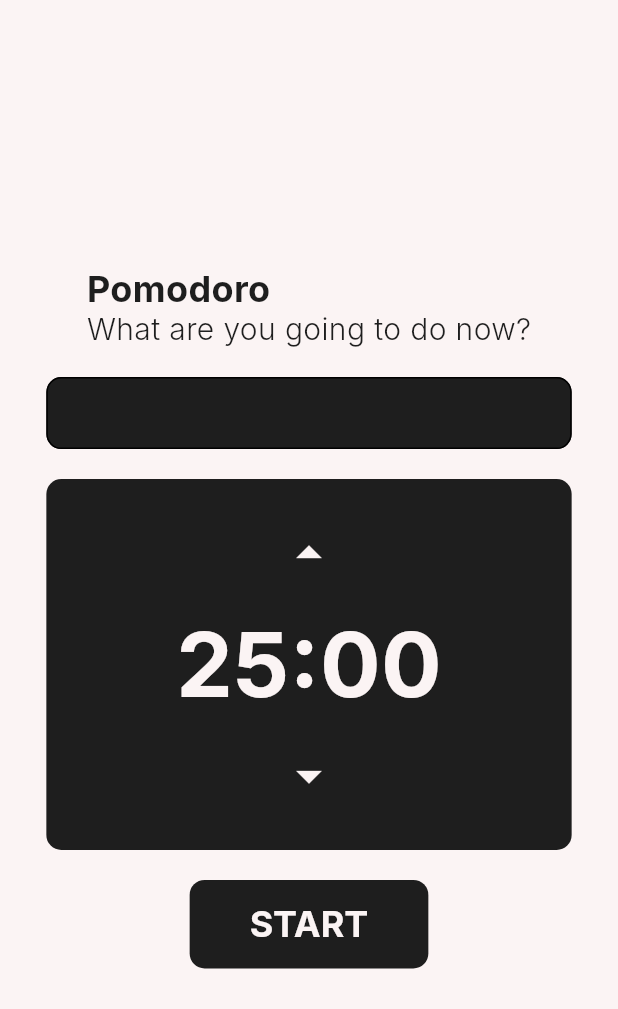
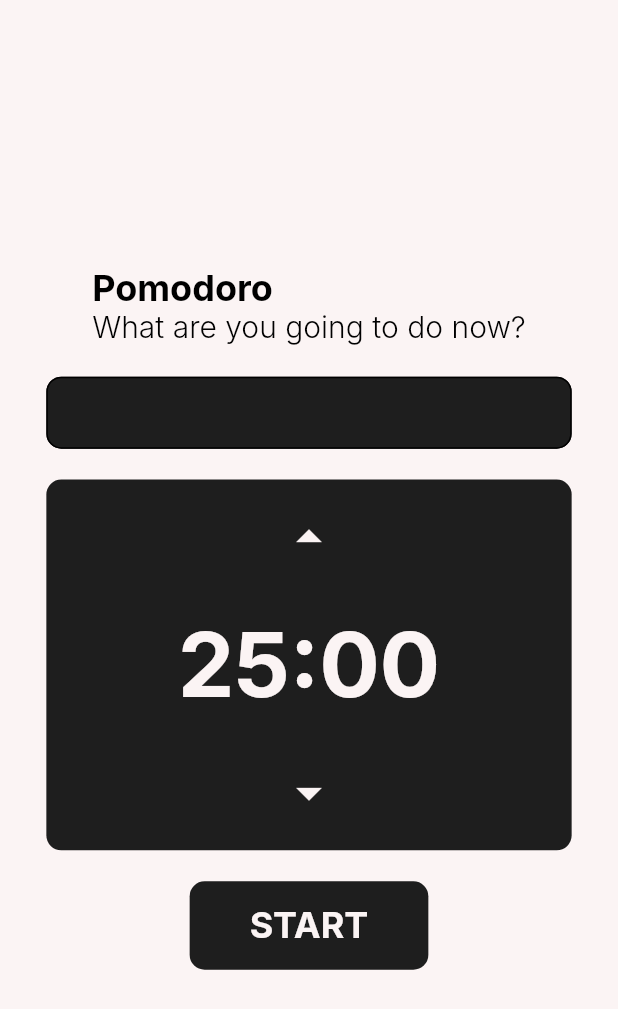
Before and after one commit to NotoSgnikusnsi/flutter-pomodoro, a Flutter app: the screen it shows after launch, on a phone screen of 412 x 824 dp. Shown: the top 1009 px of the screen. Run offline on Flutter 3.47's test engine with Material 3 defaults, Android fonts, the phone set to English and light mode, and no system bars; Roboto replaces fonts that are missing (Inter).

Commit message:
ref: 重複する処理やスタイルをまとめる。

```diff
--- a/lib/home_page.dart
+++ b/lib/home_page.dart
@@ -1,6 +1,7 @@
 import 'dart:async';
 
 import 'package:flutter/material.dart';
+import 'package:flutter_pomodoro/padding.dart';
 
 class HomePage extends StatelessWidget {
   const HomePage({super.key});
@@ -23,6 +24,7 @@
 
 class _HomePageBodyState extends State<HomePageBody> {
   int _initialMinutes = 25;
+  final TextEditingController _todoMessage = TextEditingController();
 
   void _incrementMinutes() {
     int _minutes = _initialMinutes;
@@ -48,6 +50,14 @@
     });
   }
 
+  void _goToTimerPage() {
+    Navigator.pushNamed(
+      context,
+      "/work",
+      arguments: {"data": _initialMinutes, "todo": _todoMessage.text},
+    );
+  }
+
   @override
   Widget build(BuildContext context) {
     return Center(
@@ -62,32 +72,20 @@
               children: [
                 Text(
                   "Pomodoro",
-                  style: TextStyle(
-                    color: Theme.of(context).colorScheme.primary,
-                    fontSize: 24,
-                    fontFamily: 'Inter',
-                    fontWeight: FontWeight.bold,
-                    height: 0,
-                  ),
+                  style: Theme.of(context).textTheme.displayMedium,
                 ),
                 Text(
                   "What are you going to do now?",
-                  style: TextStyle(
-                    color: Theme.of(context).colorScheme.primary,
-                    fontSize: 20,
-                    fontFamily: 'Inter',
-                    fontWeight: FontWeight.w300,
-                    height: 0,
-                  ),
+                  style: Theme.of(context).textTheme.displaySmall,
                 ),
               ],
             ),
-            const Padding(
-              padding: EdgeInsets.all(10),
-            ),
+            DefaultSpace(),
             TextField(
               cursorColor: Theme.of(context).colorScheme.secondary,
-              style: TextStyle(color: Theme.of(context).colorScheme.secondary),
+              style: TextStyle(
+                color: Theme.of(context).colorScheme.secondary,
+              ),
               decoration: InputDecoration(
                 contentPadding:
                     EdgeInsets.only(top: 0, bottom: 0, right: 10, left: 10),
@@ -97,10 +95,9 @@
                   borderRadius: BorderRadius.circular(10),
                 ),
               ),
+              controller: _todoMessage,
             ),
-            const Padding(
-              padding: EdgeInsets.all(10),
-            ),
+            DefaultSpace(),
             Container(
               width: MediaQuery.of(context).size.width * 0.85,
               height: MediaQuery.of(context).size.height * 0.3,
@@ -119,22 +116,14 @@
                       size: 40,
                     ),
                   ),
-                  const Padding(
-                    padding: EdgeInsets.all(5),
-                  ),
+                  DefaultSpace(),
                   Text(
                     "$_initialMinutes:00",
-                    style: TextStyle(
-                      color: Theme.of(context).colorScheme.secondary,
-                      fontSize: 60,
-                      fontFamily: 'Inter',
-                      fontWeight: FontWeight.bold,
-                      height: 0,
-                    ),
+                    style: Theme.of(context).textTheme.displayLarge?.copyWith(
+                          color: Theme.of(context).colorScheme.secondary,
+                        ),
                   ),
-                  const Padding(
-                    padding: EdgeInsets.all(5),
-                  ),
+                  DefaultSpace(),
                   IconButton(
                     onPressed: _decrementMinutes,
                     icon: Icon(
@@ -146,14 +135,9 @@
                 ],
               ),
             ),
-            const Padding(
-              padding: EdgeInsets.all(10),
-            ),
+            DefaultSpace(),
             TextButton(
-              onPressed: () {
-                Navigator.pushNamed(context, "/work",
-                    arguments: {"data": _initialMinutes});
-              },
+              onPressed: _goToTimerPage,
               child: Text("START"),
               style: ButtonStyle(
                 padding: MaterialStateProperty.all(
@@ -166,13 +150,7 @@
                   Theme.of(context).colorScheme.secondary,
                 ),
                 textStyle: MaterialStateProperty.all(
-                  TextStyle(
-                    color: Theme.of(context).colorScheme.secondary,
-                    fontSize: 24,
-                    fontFamily: 'Inter',
-                    fontWeight: FontWeight.bold,
-                    height: 0,
-                  ),
+                  Theme.of(context).textTheme.displayMedium,
                 ),
                 shape: MaterialStateProperty.all<RoundedRectangleBorder>(
                   RoundedRectangleBorder(
```
Also changed, not shown: lib/breaking_page.dart (+54 -48 lines), lib/padding.dart (added, +14 -0 lines), lib/resting_page.dart (+54 -48 lines), lib/working_page.dart (+83 -110 lines).
